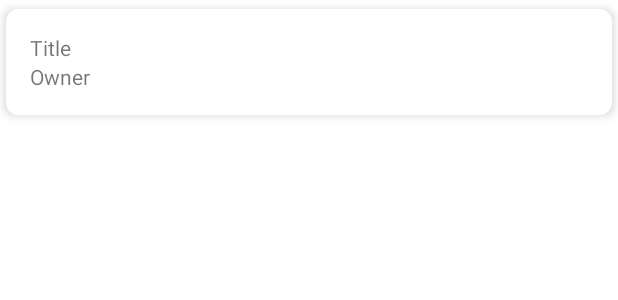
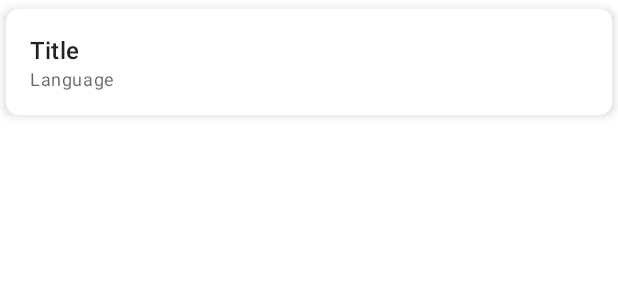
Before and after one commit to simona114/GitRepos, an Android app: the layout item_repository.xml on its own in the app's theme, with its tools: preview values and no code run, on a phone screen of 412 x 824 dp. Shown: the top 300 px of the screen. Run offline under Robolectric (Android 15) with nearby library versions, the phone set to English and light mode, and no system bars.

Commit message:
Improve repository item layout

```diff
--- a/app/src/main/java/com/example/gitreposF101321/repos/view/overview/RepositoryAdapter.kt
+++ b/app/src/main/java/com/example/gitreposF101321/repos/view/overview/RepositoryAdapter.kt
@@ -18,7 +18,7 @@ class RepositoryAdapter(var onClick: IRepositoryClickListener) :
                 val res = itemView.resources
 
                 tvRepositoryTitle.text = repository.title
-                tvRepositoryOwner.text = repository.owner.name
+                tvRepositoryLanguage.text = repository.language
 
                 itemView.setOnClickListener {
                     onClick.onRepositoryClick(repository.id)
--- a/app/src/main/res/layout/fragment_repositories.xml
+++ b/app/src/main/res/layout/fragment_repositories.xml
@@ -7,6 +7,7 @@
     tools:context=".repos.view.overview.RepositoriesFragment">
 
  <androidx.recyclerview.widget.RecyclerView
+     tools:listitem="@layout/item_repository"
      android:id="@+id/rvRepositories"
      android:layout_width="match_parent"
      android:layout_height="match_parent"
--- a/app/src/main/res/layout/item_repository.xml
+++ b/app/src/main/res/layout/item_repository.xml
@@ -3,6 +3,7 @@
     xmlns:app="http://schemas.android.com/apk/res-auto"
     android:layout_width="match_parent"
     android:layout_height="wrap_content"
+    xmlns:tools="http://schemas.android.com/tools"
     app:cardCornerRadius="8dp"
     app:cardElevation="4dp"
     app:cardPreventCornerOverlap="false"
@@ -18,13 +19,15 @@
             android:id="@+id/tvRepositoryTitle"
             android:layout_width="match_parent"
             android:layout_height="wrap_content"
-            android:text="@string/title" />
+            android:textAppearance="@style/TextAppearance.Material3.TitleMedium"
+            tools:text="@string/repo_title" />
 
         <TextView
-            android:id="@+id/tvRepositoryOwner"
+            android:id="@+id/tvRepositoryLanguage"
             android:layout_width="match_parent"
             android:layout_height="wrap_content"
-            android:text="@string/owner" />
+            android:textAppearance="@style/TextAppearance.Material3.BodySmall"
+            tools:text="@string/repo_language" />
     </LinearLayout>
 
 
--- a/app/src/main/res/values/strings.xml
+++ b/app/src/main/res/values/strings.xml
@@ -2,6 +2,6 @@
     <string name="app_name">GitRepos</string>
     <!-- TODO: Remove or change this placeholder text -->
     <string name="hello_blank_fragment">Hello blank fragment</string>
-    <string name="title">Title</string>
-    <string name="owner">Owner</string>
+    <string name="repo_title">Title</string>
+    <string name="repo_language">Language</string>
 </resources>
```
